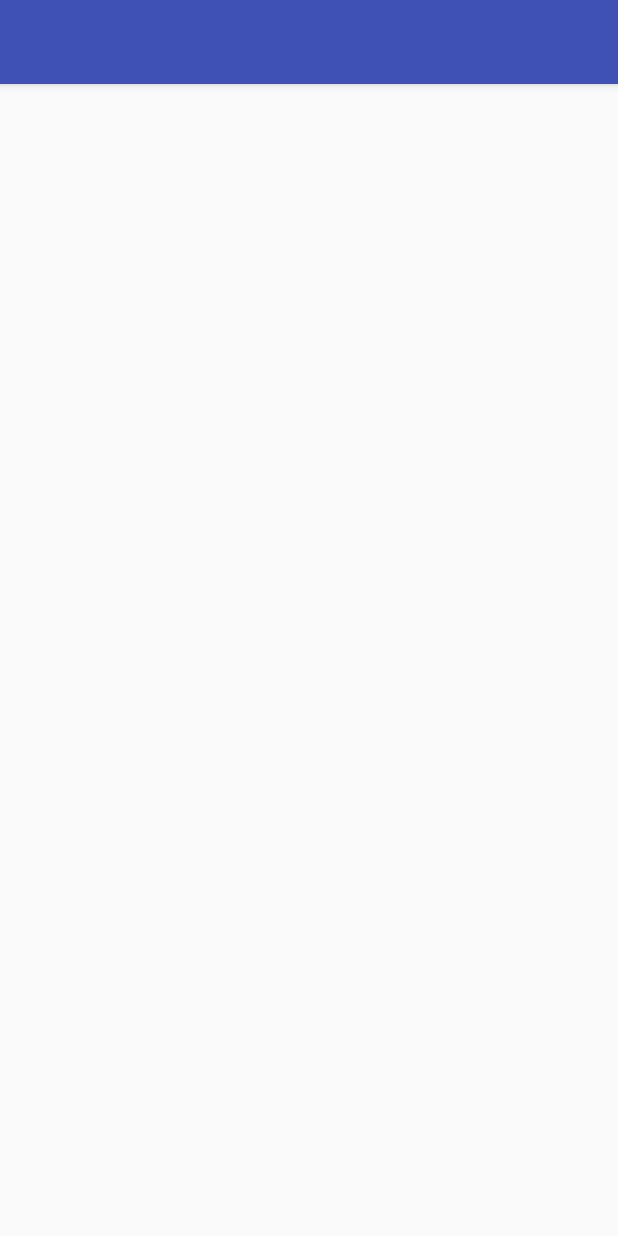
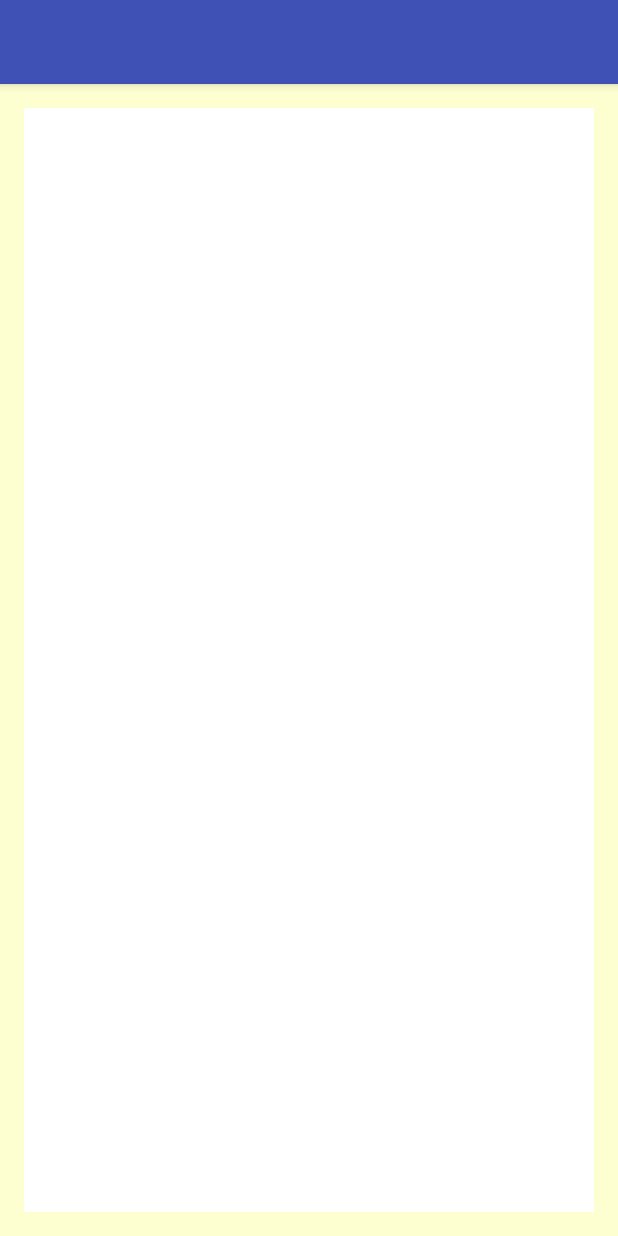
Before and after one commit to ntej/SimpleNotes, an Android app: the Main3Activity screen opened directly, with no data from a screen before it, on a phone screen of 412 x 824 dp. Run offline under Robolectric (Android 15) with nearby library versions, the phone set to English and light mode, and no system bars.

Commit message:
Created Activity for note edits

```diff
--- a/app/src/main/java/www/ntej/com/simplenotes/Main3Activity.java
+++ b/app/src/main/java/www/ntej/com/simplenotes/Main3Activity.java
@@ -10,5 +10,11 @@ public class Main3Activity extends AppCompatActivity {
         super.onCreate(savedInstanceState);
         setContentView(R.layout.activity_main3);
 
+
+    }
+
+    @Override
+    protected void onPause() {
+        super.onPause();
     }
 }
--- a/app/src/main/res/layout/activity_main3.xml
+++ b/app/src/main/res/layout/activity_main3.xml
@@ -8,6 +8,17 @@
     android:paddingLeft="@dimen/activity_horizontal_margin"
     android:paddingRight="@dimen/activity_horizontal_margin"
     android:paddingTop="@dimen/activity_vertical_margin"
-    tools:context="www.ntej.com.simplenotes.Main3Activity">
+    tools:context="www.ntej.com.simplenotes.Main3Activity"
+    android:background="@color/colorTheme">
+
+
+    <EditText
+        android:id="@+id/notepad"
+        android:layout_width="match_parent"
+        android:layout_height="match_parent"
+        android:textAlignment="textStart"
+        android:gravity="start"
+        android:padding="10dp"
+        android:background="#ffffff"/>
 
 </RelativeLayout>
```
